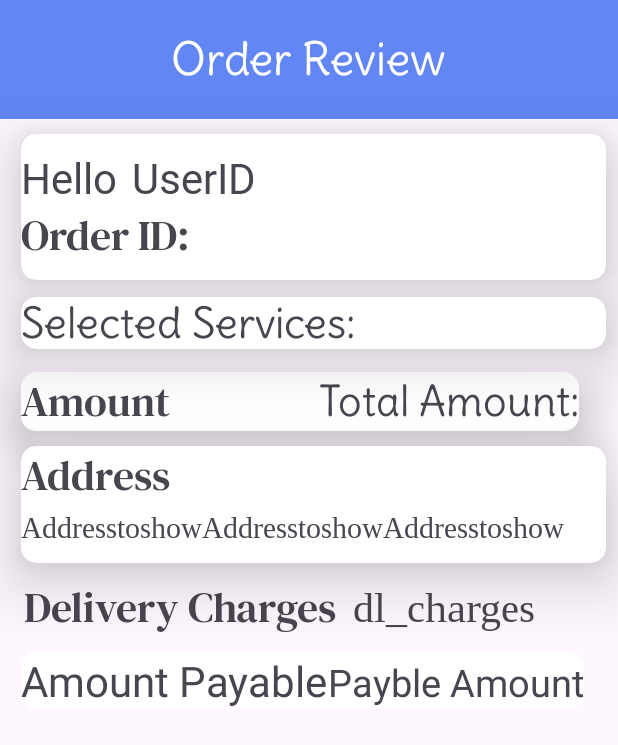
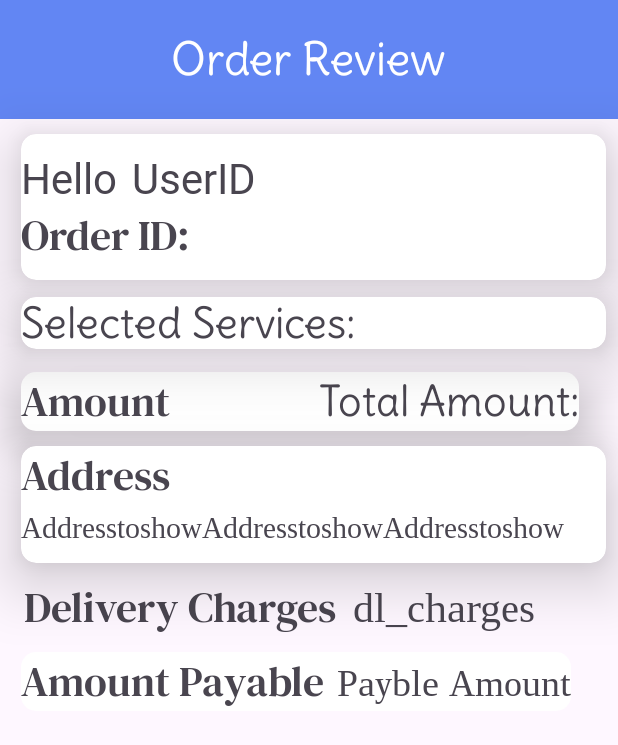
Before and after one commit to manash166/test321, an Android app: the layout activity_order_review.xml on its own in the app's theme, with its tools: preview values and no code run, on a phone screen of 412 x 824 dp. Shown: the top 745 px of the screen. Run offline under Robolectric (Android 15) with nearby library versions, the phone set to English and light mode, and no system bars.

Commit message:
order review almost finish now procedding in add function(service req asap or not)

```diff
--- a/app/src/main/res/layout/activity_order_review.xml
+++ b/app/src/main/res/layout/activity_order_review.xml
@@ -195,7 +195,7 @@
             android:textSize="28sp" />
 
         <TextView
-            android:id="@+id/other_charges"
+            android:id="@+id/dl_charges"
             android:layout_width="164dp"
             android:layout_height="36dp"
             android:layout_marginStart="5dp"
@@ -219,6 +219,7 @@
             android:layout_width="wrap_content"
             android:layout_height="wrap_content"
             android:layout_weight="1"
+           android:fontFamily="@font/sariff"
             android:text="Amount Payable"
             android:textSize="28sp" />
 
@@ -226,7 +227,8 @@
             android:id="@+id/payable_amount"
             android:layout_width="wrap_content"
             android:layout_height="wrap_content"
-            android:layout_weight="1"
+            android:layout_marginLeft="8dp"
+            android:fontFamily="@font/tinosregular"
             android:text="Payble Amount"
             android:textSize="25sp" />
     </LinearLayout>
```
Also changed, not shown: app/src/main/java/com/example/test321/order_review.java (+10 -0 lines).
